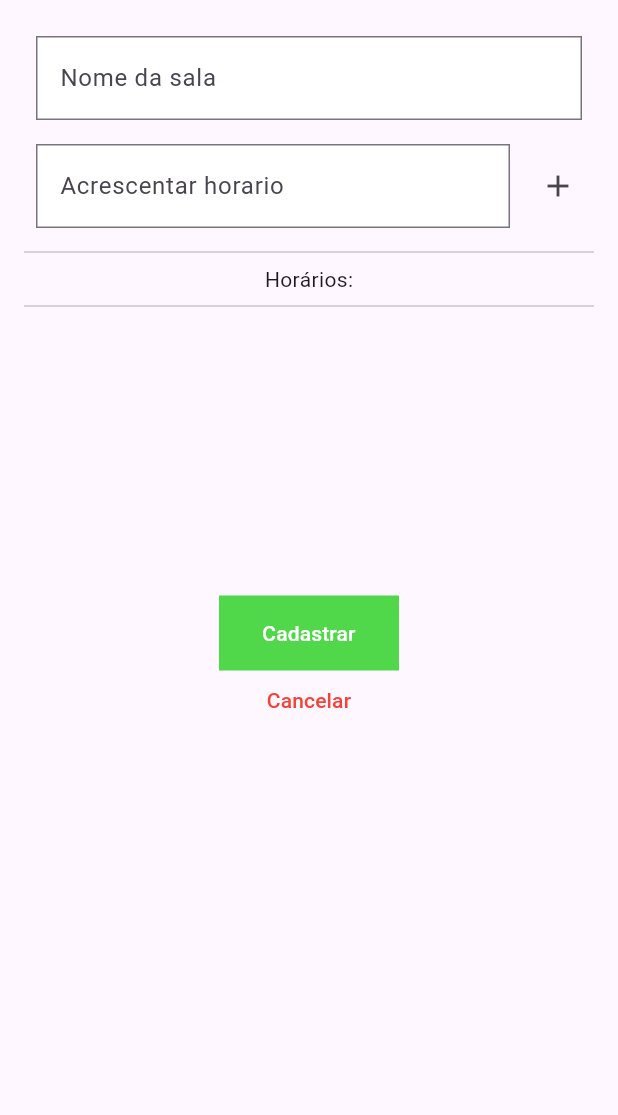
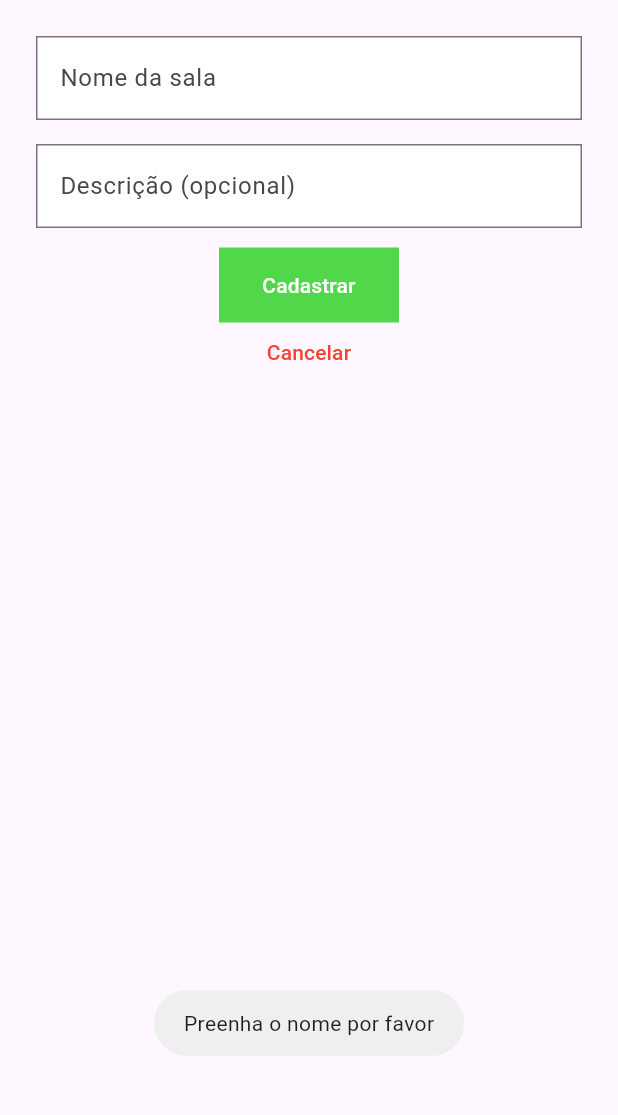
Before and after one commit to Bloco314/IotScrty, a Flutter app: the CadEnviroment screen opened directly with empty values, after a tap on "Cadastrar", on a phone screen of 412 x 824 dp, the part 84-1199 px from its top. Run offline on Flutter 3.47's test engine with Material 3 defaults, Android fonts, the phone set to English and light mode, and no system bars; our stand-ins replace carousel_slider, fluttertoast; missing offline and left inert: mobile_scanner.

Commit message:
inicio de ambientes, precisamos falar sobre os horarios

```diff
--- a/lib/pages/_colaborators.dart
+++ b/lib/pages/_colaborators.dart
@@ -54,7 +54,9 @@ class ColaboradoresState extends State<Colaboradores> {
           });
         });
       }
-    } catch (e) {}
+    } catch (e) {
+      Fluttertoast.showToast(msg: e.toString());
+    }
   }
 
   @override
--- a/lib/pages/_environment.dart
+++ b/lib/pages/_environment.dart
@@ -1,10 +1,15 @@
+import 'dart:convert';
+
 import 'package:flutter/material.dart';
+import 'package:fluttertoast/fluttertoast.dart';
 import 'package:iot_scrty/assets/colors.dart';
 import 'package:iot_scrty/components/buttons.dart';
 import 'package:iot_scrty/components/input_fields.dart';
 import 'package:iot_scrty/components/navigation_bar.dart';
 import 'package:iot_scrty/components/table_elements.dart';
 import 'package:iot_scrty/components/top_bar.dart';
+import 'package:iot_scrty/constants.dart';
+import 'package:http/http.dart' as http;
 
 class ViewEnvironments extends StatefulWidget {
   final String nome;
@@ -17,9 +22,31 @@ class ViewEnvironments extends StatefulWidget {
 }
 
 class ViewEnvironmentsState extends State<ViewEnvironments> {
-  //Pegar dados do back
-  final List<String> dados =
-      List.generate(20, (index) => 'Ambiente ${index + 1}');
+  List<String> dados = [];
+
+  Future<void> getData() async {
+    try {
+      final url = Uri.parse('http://${NetConfig.Link}/env/list');
+      final response = await http.get(url);
+
+      if (response.statusCode == 200) {
+        setState(() {
+          for (var e in json.decode(response.body)['names']) {
+            dados.add(e[0]);
+          }
+          ;
+        });
+      }
+    } catch (e) {
+      Fluttertoast.showToast(msg: 'Houve um erro ao carregar os dados$e');
+    }
+  }
+
+  @override
+  void initState() {
+    super.initState();
+    getData();
+  }
 
   int currentPage = 0;
   static const int itemsPerPage = 5;
@@ -96,7 +123,7 @@ class ViewEnvironmentsState extends State<ViewEnvironments> {
               Icons.edit
             ], items: currentData),
             // Botões de navegação
-            if(dados.isNotEmpty)
+            if (dados.isNotEmpty)
               Padding(
                   padding: const EdgeInsets.symmetric(vertical: 10),
                   child: Row(
@@ -115,8 +142,8 @@ class ViewEnvironmentsState extends State<ViewEnvironments> {
                           ])),
                       const SizedBox(width: 16),
                       ElevatedButton(
-                      onPressed:
-                          currentPage < (dados.length / itemsPerPage).ceil() - 1
+                        onPressed: currentPage <
+                                (dados.length / itemsPerPage).ceil() - 1
                             ? nextPage
                             : null,
                         style: ElevatedButton.styleFrom(
@@ -152,13 +179,20 @@ class CadEnviroment extends StatefulWidget {
   CadEnviroment({required this.nome, required this.email});
 
   @override
-  _CadEnviromentState createState() => _CadEnviromentState();
+  _CadEnviromentState createState() =>
+      _CadEnviromentState(nome: nome, email: email);
 }
 
 class _CadEnviromentState extends State<CadEnviroment> {
+  final String nome;
+  final String email;
+
   final TextEditingController nomeSala = TextEditingController();
+  final TextEditingController descricao = TextEditingController();
   final TextEditingController horariosSala = TextEditingController();
   final List<TextEditingController> horariosAdicionados = [];
+
+  _CadEnviromentState({required this.nome, required this.email});
 
   void excluirHorario(int index) {
     setState(() {
@@ -170,7 +204,44 @@ class _CadEnviromentState extends State<CadEnviroment> {
     Navigator.pop(context);
   }
 
-  void cadastrar() {}
+  Future<void> criarAmbiente() async {
+    if (nomeSala.text.isEmpty) {
+      Fluttertoast.showToast(msg: 'Preenha o nome por favor');
+      return;
+    }
+
+    final url = Uri.parse(
+        'http://${NetConfig.Link}/env/create/?name=${nomeSala.text}&description=${descricao.text}');
+    try {
+      final response = await http.post(url);
+      if (response.statusCode == 200) {
+        final msg = json.decode(response.body)['msg'];
+        if (msg == 'Created sucessfully!') {
+          setState(() {
+            nomeSala.text = '';
+            descricao.text = '';
+          });
+          Fluttertoast.showToast(msg: 'Criado com sucesso');
+          goback();
+        } else if (msg == 'PK-ERROR') {
+          Fluttertoast.showToast(msg: 'Nomes não devem se repetir');
+        } else if (msg == 'OP-ERROR') {
+          Fluttertoast.showToast(msg: 'Houve um erro no servidor');
+        }
+      }
+    } catch (e) {
+      Fluttertoast.showToast(msg: 'Houve um erro ao criar');
+    }
+  }
+
+  void goback() {
+    Navigator.pop(context);
+    Navigator.pop(context);
+    Navigator.push(
+        context,
+        MaterialPageRoute(
+            builder: (context) => ViewEnvironments(nome: nome, email: email)));
+  }
 
   @override
   Widget build(BuildContext context) {
@@ -181,53 +252,55 @@ class _CadEnviromentState extends State<CadEnviroment> {
         child: Column(
           children: [
             CampoCadastro(labelText: 'Nome da sala', controller: nomeSala),
-            Row(
-              children: [
-                Expanded(
-                    child: CampoCadastro(
-                        labelText: 'Acrescentar horario',
-                        controller: horariosSala)),
-                IconButton(
-                  icon: const Icon(Icons.add),
-                  onPressed: () {
-                    if (horariosSala.text.isNotEmpty) {
-                      setState(() {
-                        horariosAdicionados.add(
-                          TextEditingController(text: horariosSala.text),
-                        );
-                        horariosSala.clear();
-                      });
-                    }
-                  },
-                ),
-              ],
-            ),
-            const Divider(),
-            const Text('Horários:'),
-            const Divider(),
-            Container(
-                height: 180,
-                child: Expanded(
-                    child: ListView.builder(
-                  itemCount: horariosAdicionados.length,
-                  itemBuilder: (context, index) {
-                    return Column(children: [
-                      Row(
-                        mainAxisAlignment: MainAxisAlignment.spaceBetween,
-                        children: [
-                          Text(horariosAdicionados[index].text,
-                              textAlign: TextAlign.center),
-                          IconButton(
-                            icon: const Icon(Icons.delete),
-                            onPressed: () => excluirHorario(index),
-                          )
-                        ],
-                      ),
-                      const Divider()
-                    ]);
-                  },
-                ))),
-            PrimaryButton(text: 'Cadastrar', onPressed: cadastrar),
+            CampoCadastro(
+                labelText: 'Descrição (opcional)', controller: descricao),
+            // Row(
+            //   children: [
+            //     Expanded(
+            //         child: CampoCadastro(
+            //             labelText: 'Acrescentar horario',
+            //             controller: horariosSala)),
+            //     IconButton(
+            //       icon: const Icon(Icons.add),
+            //       onPressed: () {
+            //         if (horariosSala.text.isNotEmpty) {
+            //           setState(() {
+            //             horariosAdicionados.add(
+            //               TextEditingController(text: horariosSala.text),
+            //             );
+            //             horariosSala.clear();
+            //           });
+            //         }
+            //       },
+            //     ),
+            //   ],
+            // ),
+            // const Divider(),
+            // const Text('Horários:'),
+            // const Divider(),
+            // SizedBox(
+            //     height: 180,
+            //     child: Expanded(
+            //         child: ListView.builder(
+            //       itemCount: horariosAdicionados.length,
+            //       itemBuilder: (context, index) {
+            //         return Column(children: [
+            //           Row(
+            //             mainAxisAlignment: MainAxisAlignment.spaceBetween,
+            //             children: [
+            //               Text(horariosAdicionados[index].text,
+            //                   textAlign: TextAlign.center),
+            //               IconButton(
+            //                 icon: const Icon(Icons.delete),
+            //                 onPressed: () => excluirHorario(index),
+            //               )
+            //             ],
+            //           ),
+            //           const Divider()
+            //         ]);
+            //       },
+            //     ))),
+            PrimaryButton(text: 'Cadastrar', onPressed: criarAmbiente),
             GenericButton(
               text: 'Cancelar',
               onPressed: () => cancelar(context),
@@ -246,10 +319,7 @@ class ModalHorarios extends StatelessWidget {
   final String enviromentName;
 
   //Pegar dados do back
-  final Map<String, List<String>> horarios = {
-    'Ambiente 1': ['09:10 - 10:50', '10:50 - 12:30'],
-    'Ambiente 2': ['09:10 - 10:50']
-  };
+  final Map<String, List<String>> horarios = {};
 
   ModalHorarios({required this.enviromentName});
 
@@ -301,10 +371,7 @@ class ModalEquipamentos extends StatelessWidget {
   final String enviromentName;
 
   //Pegar dados do back
-  final Map<String, List<String>> equips = {
-    'Ambiente 1': ['equip 1', 'equip 2', 'equip 3'],
-    'Ambiente 2': ['equip 1']
-  };
+  final Map<String, List<String>> equips = {};
 
   ModalEquipamentos({required this.enviromentName});
 
```
Also changed, not shown: lib/components/table_elements.dart (+8 -2 lines). Lines whose indentation alone changed are shown as unchanged.
